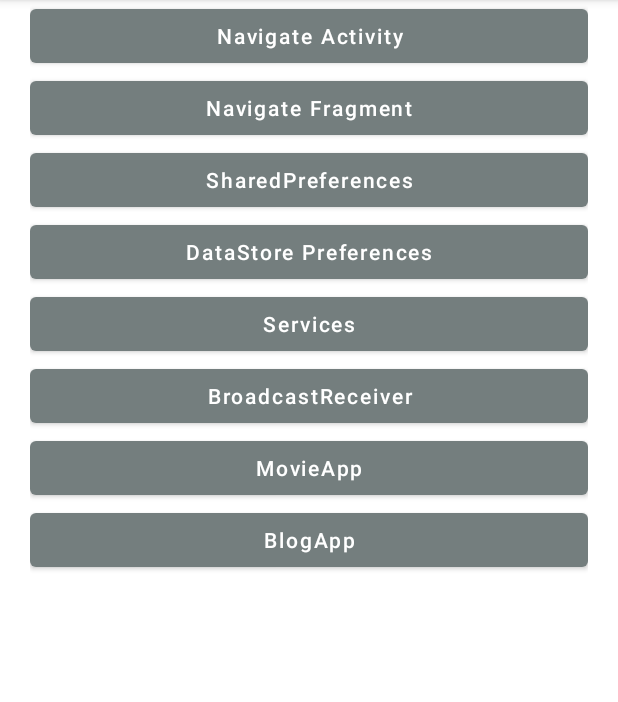
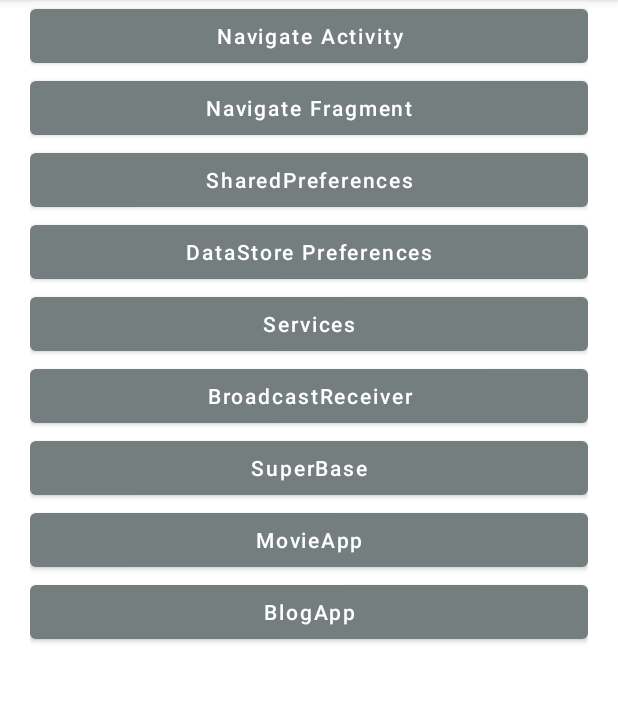
Before and after one commit to estevg/android-practices, an Android app: the screen it shows after launch (MainActivity), on a phone screen of 412 x 824 dp, the part 84-786 px from its top. Run offline under Robolectric (Android 15) with nearby library versions, the phone set to English and light mode, and no system bars.

Commit message:
SuperBase

```diff
--- a/app/src/main/java/com/example/estudioandroid/MainActivity.kt
+++ b/app/src/main/java/com/example/estudioandroid/MainActivity.kt
@@ -9,6 +9,7 @@ import com.example.estudioandroid.sharedPreferences.SharedPreferences
 import com.example.estudioandroid.databinding.ActivityMainBinding
 import com.example.estudioandroid.navigateActivity.MainNavigate
 import com.example.estudioandroid.services.ServiceActivity
+import com.example.estudioandroid.superbase.MainActivitySuperBase
 
 class MainActivity : AppCompatActivity() {
 
@@ -24,7 +25,9 @@ class MainActivity : AppCompatActivity() {
         val btnDataStore = binding.dataStoreView
         val btnServices = binding.btnService
         val btnBroadcastReceiver = binding.btnBroadCastReceiver
+        val btnSuperBase = binding.btnSuperBase
 
+        btnSuperBase.setOnClickListener { navigateSuperBase() }
 
         btnBroadcastReceiver.setOnClickListener { navigateBroadCast() }
         btnServices.setOnClickListener { navigateService() }
@@ -32,6 +35,10 @@ class MainActivity : AppCompatActivity() {
         btnNavigateActivity.setOnClickListener { navigateActivity() }
         btnSharedPreferences.setOnClickListener { navigateSharedPreferences() }
 
+    }
+
+    private fun navigateSuperBase() {
+        startActivity(Intent(this, MainActivitySuperBase::class.java))
     }
 
     private fun navigateBroadCast() {
--- a/app/src/main/res/layout/activity_main.xml
+++ b/app/src/main/res/layout/activity_main.xml
@@ -53,6 +53,13 @@
         android:layout_height="wrap_content" />
 
     <Button
+        android:id="@+id/btnSuperBase"
+        android:textColorHint="@color/white"
+        android:hint="SuperBase"
+        android:layout_width="match_parent"
+        android:layout_height="wrap_content" />
+
+    <Button
         android:id="@+id/MovieApp"
         android:textColorHint="@color/white"
         android:hint="MovieApp"
--- a/build.gradle
+++ b/build.gradle
@@ -3,4 +3,5 @@ plugins {
     id 'com.android.application' version '7.3.0' apply false
     id 'com.android.library' version '7.3.0' apply false
     id 'org.jetbrains.kotlin.android' version '1.7.10' apply false
+    id 'org.jetbrains.kotlin.plugin.serialization' version '1.6.0'
 }
```
Also changed, not shown: app/build.gradle (+11 -1 lines), app/src/main/AndroidManifest.xml (+9 -0 lines), app/src/main/java/com/example/estudioandroid/superbase/MainActivitySuperBase.kt (+51 -1 lines), app/src/main/res/layout/activity_main_super_base.xml (+9 -0 lines).
